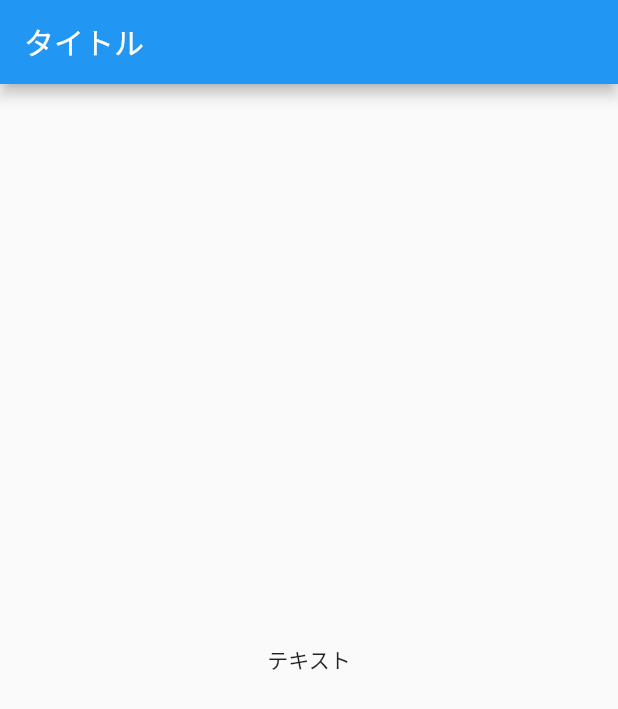
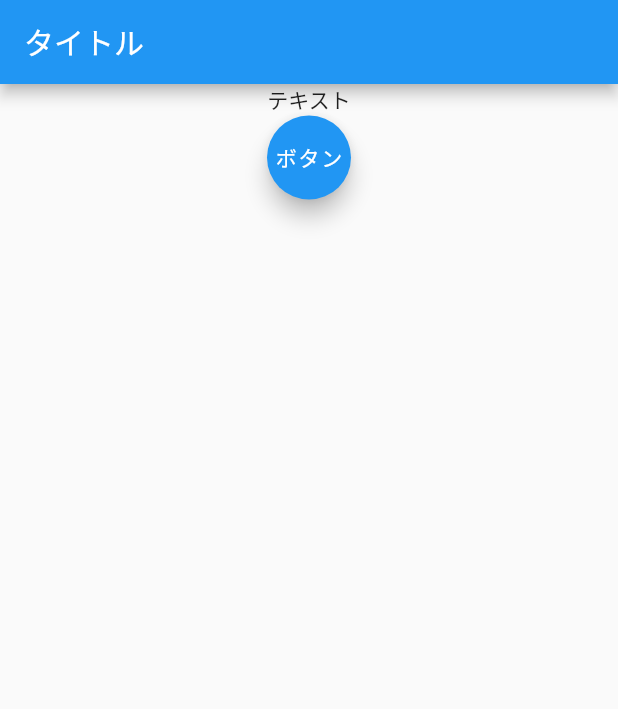
Before and after one commit to Romu1273x/FlutterForLearning, a Flutter app: the screen it shows after launch, on a phone screen of 412 x 824 dp. Shown: the top 709 px of the screen. Run offline on Flutter 3.47's test engine with Material 2 defaults, Android fonts, the phone set to English and light mode, and no system bars.

Commit message:
雛形を作成

```diff
--- a/flutter_for_learning/lib/main.dart
+++ b/flutter_for_learning/lib/main.dart
@@ -5,6 +5,7 @@ void main() {
 }
 
 class MyApp extends StatelessWidget {
+  String text = 'テキスト';
 
   @override
   Widget build(BuildContext context) {
@@ -14,7 +15,17 @@ class MyApp extends StatelessWidget {
           title: Text('タイトル'),
         ),
         body: Center(
-          child: Text('テキスト'),
+          child: Column(
+            children: [
+              Text(text),
+              FloatingActionButton(
+                child: Text('ボタン'),
+                onPressed: (){
+                  // 処理を追加
+                }
+              ),
+            ]
+          )
         ),
       ),
     );
```
